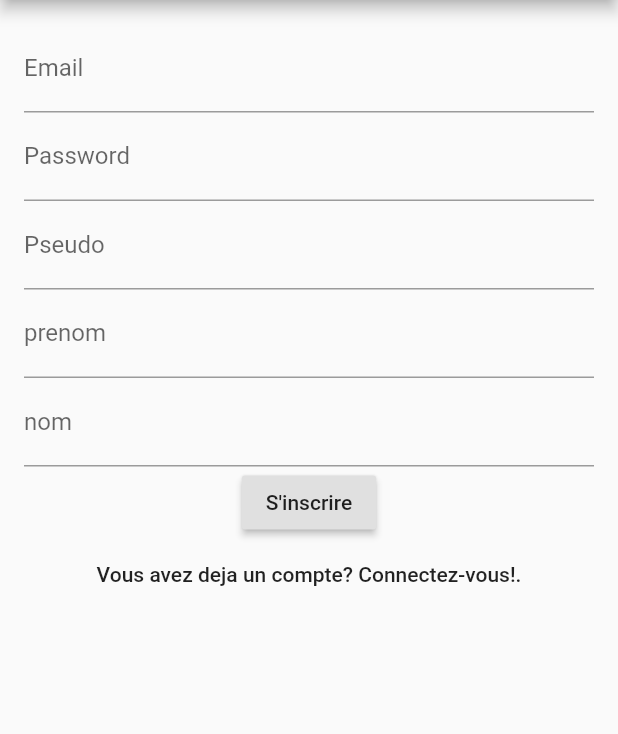
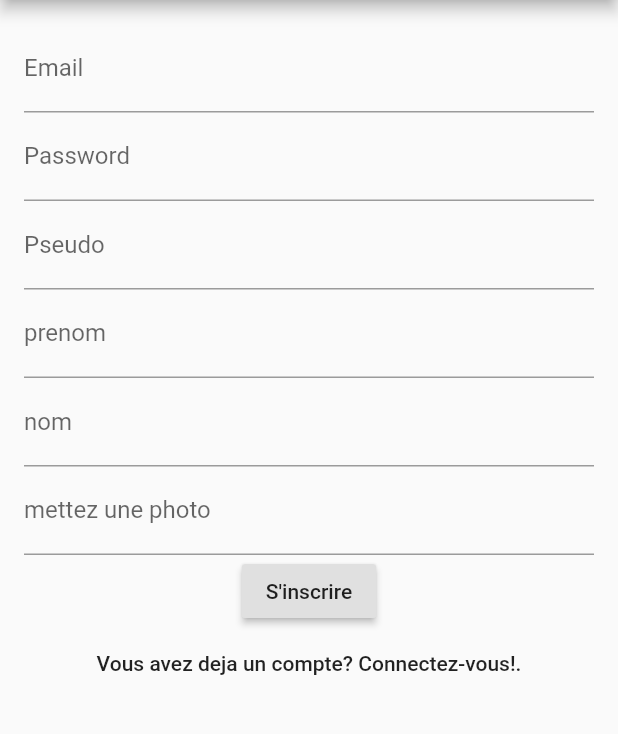
Before and after one commit to Mdennoun/wolcare, a Flutter app: the screen it shows after launch, after a tap on an icon or button, on a phone screen of 412 x 824 dp, the part 84-818 px from its top. Run offline on Flutter 3.47's test engine with Material 2 defaults, Android fonts, the phone set to English and light mode, and no system bars; network calls fail.

Commit message:
finish inscription

```diff
--- a/lib/login.dart
+++ b/lib/login.dart
@@ -245,6 +245,15 @@ class _LoginPageState extends State<LoginPage> {
                 obscureText: true,
               ),
             ),
+            new Container(
+              child: new TextField(
+                controller: _photoFilter,
+                decoration: new InputDecoration(
+                    labelText: 'mettez une photo'
+                ),
+                obscureText: true,
+              ),
+            ),
           ],
         ),
       );
```
